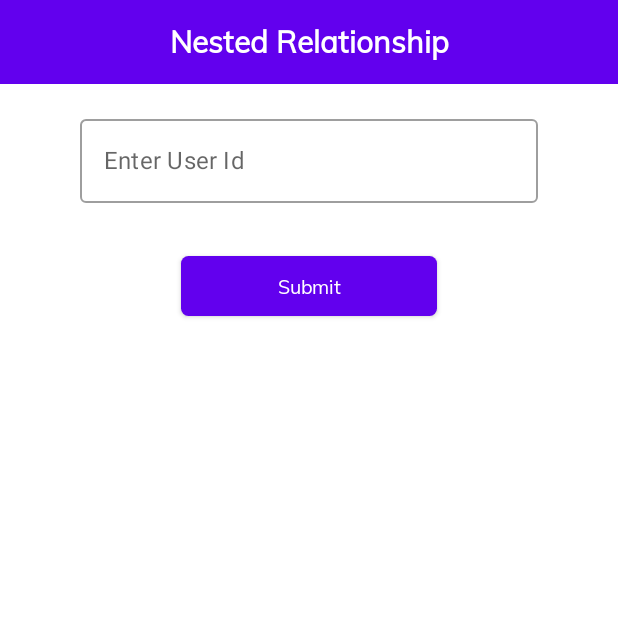
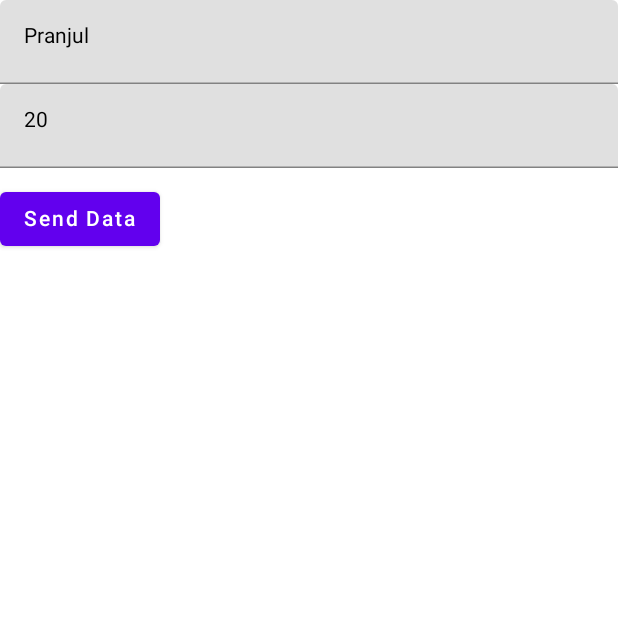
Before and after one commit to pranjul-d/JetpackComposeDemo, an Android app built with Jetpack Compose: the screen it shows after launch (RoomDbActivity before the commit, NavigationActivity after it), on a phone screen of 412 x 824 dp, the top half of it. Run offline under Robolectric (Android 15) with nearby library versions, the phone set to English and light mode, and no system bars; our stand-ins replace Dagger/Hilt's generated code.

Commit message:
Jetpack compose Navigation

```diff
--- a/app/build.gradle
+++ b/app/build.gradle
@@ -90,7 +90,9 @@ dependencies {
     implementation "androidx.compose.material:material:$compose_version"
     implementation "androidx.compose.ui:ui-tooling-preview:$compose_version"
     implementation "androidx.compose.ui:ui-tooling:1.0.3"
+//      Navigation Compose
 
+    implementation "androidx.navigation:navigation-compose:2.4.0-alpha10"
 
     implementation "com.squareup.moshi:moshi-kotlin:1.12.0"
     implementation "com.squareup.retrofit2:converter-moshi:2.9.0"
--- a/app/src/main/java/com/softradix/jetpackcomposedemo/database/AppDatabase.kt
+++ b/app/src/main/java/com/softradix/jetpackcomposedemo/database/AppDatabase.kt
@@ -1,5 +1,6 @@
 package com.softradix.jetpackcomposedemo.database
 
+import androidx.room.Database
 import androidx.room.RoomDatabase
 import com.softradix.jetpackcomposedemo.database.dao.UserDao
 import com.softradix.jetpackcomposedemo.database.entity.Playlist
@@ -7,7 +8,7 @@ import com.softradix.jetpackcomposedemo.database.entity.PlaylistSongCrossRef
 import com.softradix.jetpackcomposedemo.database.entity.Song
 import com.softradix.jetpackcomposedemo.database.entity.User
 
-@androidx.room.Database(
+@Database(
     entities = [User::class, Playlist::class, Song::class, PlaylistSongCrossRef::class],
     exportSchema = false,
     version = 1
--- a/app/src/main/java/com/softradix/jetpackcomposedemo/di/DatabaseModule.kt
+++ b/app/src/main/java/com/softradix/jetpackcomposedemo/di/DatabaseModule.kt
@@ -9,6 +9,7 @@ import dagger.Provides
 import dagger.hilt.InstallIn
 import dagger.hilt.android.qualifiers.ApplicationContext
 import dagger.hilt.components.SingletonComponent
+import javax.inject.Singleton
 
 
 @InstallIn(SingletonComponent::class)
@@ -19,7 +20,7 @@ object DatabaseModule {
     fun provideUserDao(appDatabase: AppDatabase): UserDao{
         return  appDatabase.userDao()
     }
-
+    @Singleton
     @Provides
     fun provideDatabase(@ApplicationContext context: Context) = Room
         .databaseBuilder(context,
--- /dev/null
+++ b/app/src/main/java/com/softradix/jetpackcomposedemo/navigation/MainScreen.kt
@@ -0,0 +1,61 @@
+package com.softradix.jetpackcomposedemo.navigation
+
+import android.util.Log
+import android.widget.Toast
+import androidx.compose.foundation.layout.*
+import androidx.compose.material.Button
+import androidx.compose.material.Text
+import androidx.compose.material.TextField
+import androidx.compose.runtime.*
+import androidx.compose.ui.Alignment
+import androidx.compose.ui.Modifier
+import androidx.compose.ui.platform.LocalContext
+import androidx.compose.ui.unit.dp
+import androidx.navigation.NavController
+import com.softradix.jetpackcomposedemo.navigation.navUtils.Screen
+
+@Composable
+fun MainScreen(navController: NavController) {
+    var context = LocalContext.current
+    var textState by remember { mutableStateOf("Pranjul") }
+    var age by remember { mutableStateOf("20") }
+    Column(modifier = Modifier.fillMaxSize()) {
+
+
+        TextField(
+            value = textState, onValueChange = {
+                textState = it
+            }, modifier = Modifier.fillMaxWidth()
+        )
+
+        TextField(
+            value = age, onValueChange = {
+                age = it
+            }, modifier = Modifier.fillMaxWidth()
+        )
+        Spacer(
+            modifier = Modifier.height(10.dp)
+                .align(alignment = Alignment.End)
+        )
+
+        Button(onClick = {
+            val user = UserDetail(textState, age)
+            Toast.makeText(context, user.toString(), Toast.LENGTH_SHORT).show()
+
+
+            try {
+                navController.currentBackStackEntry?.arguments?.putParcelable("user", user)
+                navController
+                    .navigate(Screen.DetailScreen.route)
+            }catch (e:Exception){
+                Log.e("ExceptionData",e.localizedMessage)
+            }
+
+
+        }) {
+            Text("Send Data")
+        }
+    }
+
+
+}
--- /dev/null
+++ b/app/src/main/java/com/softradix/jetpackcomposedemo/navigation/NavigationActivity.kt
@@ -0,0 +1,15 @@
+package com.softradix.jetpackcomposedemo.navigation
+
+import android.os.Bundle
+import androidx.activity.ComponentActivity
+import androidx.activity.compose.setContent
+import com.softradix.jetpackcomposedemo.navigation.navUtils.Navigation
+
+class NavigationActivity : ComponentActivity() {
+    override fun onCreate(savedInstanceState: Bundle?) {
+        super.onCreate(savedInstanceState)
+        setContent {
+            Navigation()
+        }
+    }
+}
--- /dev/null
+++ b/app/src/main/java/com/softradix/jetpackcomposedemo/navigation/navUtils/Navigation.kt
@@ -0,0 +1,29 @@
+package com.softradix.jetpackcomposedemo.navigation.navUtils
+
+import android.widget.Toast
+import androidx.compose.runtime.Composable
+import androidx.compose.ui.platform.LocalContext
+import androidx.navigation.compose.NavHost
+import androidx.navigation.compose.composable
+import androidx.navigation.compose.rememberNavController
+import com.softradix.jetpackcomposedemo.navigation.MainScreen
+import com.softradix.jetpackcomposedemo.navigation.UserDetail
+
+@Composable
+fun Navigation() {
+    val navController = rememberNavController()
+    val context = LocalContext.current
+    NavHost(navController = navController, startDestination = Screen.MainScreen.route) {
+        composable(route = Screen.MainScreen.route) {
+            MainScreen(navController)
+        }
+        composable(route = "${Screen.DetailScreen.route}}") { entry ->
+            val userObject = /*entry.arguments?.getString("user")*/entry.arguments?.getParcelable<UserDetail>("user")
+
+//            val data =  Gson().fromJson(entry.arguments?.getString("user"), UserDetail::class.java)
+            Toast.makeText(context, userObject.toString(), Toast.LENGTH_SHORT).show()
+//            DetailsScreen(userObject)
+        }
+    }
+
+}
--- /dev/null
+++ b/app/src/main/java/com/softradix/jetpackcomposedemo/navigation/navUtils/Screen.kt
@@ -0,0 +1,6 @@
+package com.softradix.jetpackcomposedemo.navigation.navUtils
+
+sealed class Screen(val route:String){
+    object MainScreen : Screen("main_screen")
+    object DetailScreen : Screen("detail_screen")
+}
--- a/app/src/main/java/com/softradix/jetpackcomposedemo/ui/BoxConstraintsActivity.kt
+++ b/app/src/main/java/com/softradix/jetpackcomposedemo/ui/BoxConstraintsActivity.kt
@@ -45,7 +45,6 @@ class BoxConstraintsActivity : ComponentActivity() {
             }
         }
     }
-
 }
 
 @Composable
--- a/app/src/main/res/values/strings.xml
+++ b/app/src/main/res/values/strings.xml
@@ -6,4 +6,5 @@
     <string name="sign_in">Sign In</string>
     <string name="sign_in_to_continue">Please sign in to continue further</string>
     <string name="title_activity_room_db">RoomDbActivity</string>
+    <string name="title_activity_navigation">NavigationActivity</string>
 </resources>
```
Also changed, not shown: app/src/main/AndroidManifest.xml (+11 -6 lines), app/src/main/java/com/softradix/jetpackcomposedemo/navigation/DetailScreen.kt (added, +19 -0 lines), app/src/main/java/com/softradix/jetpackcomposedemo/navigation/UserDetail.kt (added, +38 -0 lines), app/src/main/java/com/softradix/jetpackcomposedemo/ui/RoomDbActivity.kt (+5 -5 lines).
